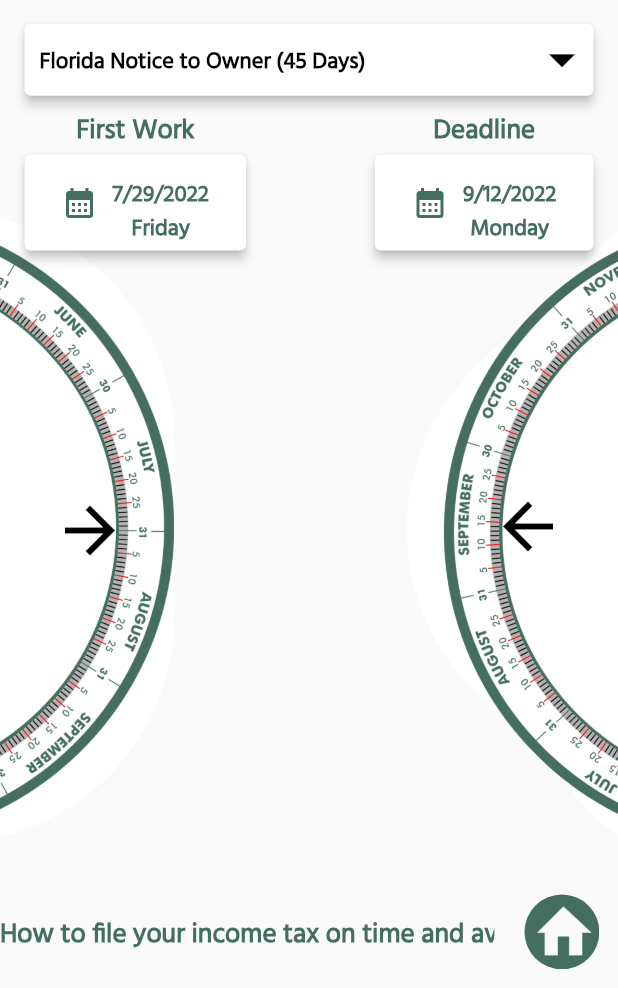
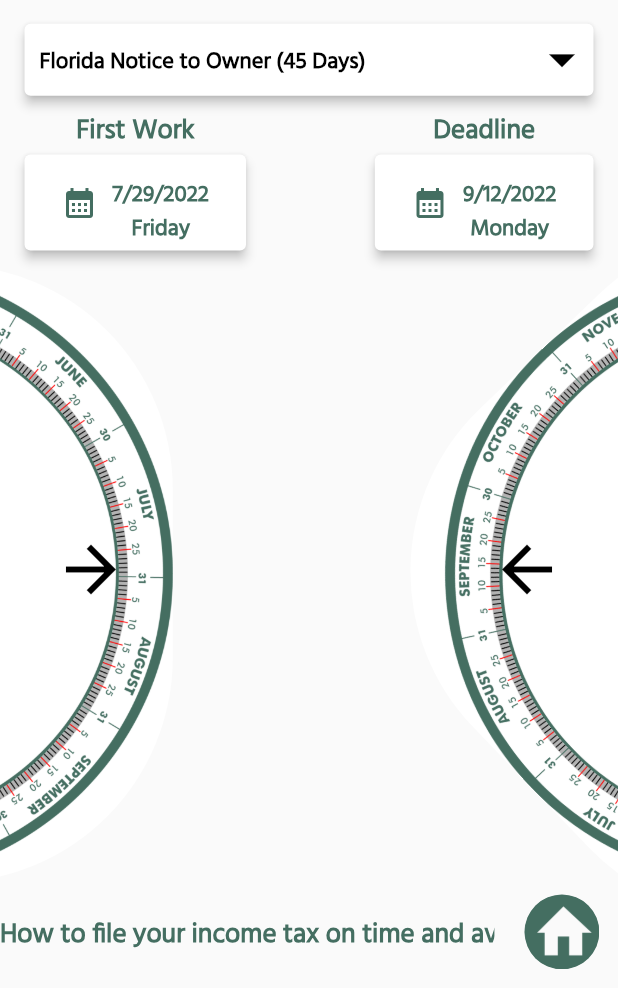
Before and after one commit to HarendraSinghChaudhary/Calander, a Flutter app: the Calc_u_Lien screen opened directly, on a phone screen of 412 x 824 dp, the part 248-1236 px from its top. Run offline on Flutter 3.47's test engine with Material 2 defaults, Android fonts, the phone set to English and light mode, and no system bars; drawn by our look-alikes of text_scroll; our stand-ins replace email_validator, expandable, file_picker, flutter_svg, get, google_fonts and 3 more; missing offline and left inert: mime_type; accounts and stored records are empty.

Commit message:
Dynmaic frame for wheels

```diff
--- a/lib/Screens/Homenav/calc_u_lien/calc_u_lien.dart
+++ b/lib/Screens/Homenav/calc_u_lien/calc_u_lien.dart
@@ -161,6 +161,13 @@
                     children: [
                       InkWell(
                         onTap: () {
+                          List<String> dateArray = [];
+                          dateArray = _joningdate.split("/");
+                          String month = dateArray[0];
+                          String day = dateArray[1];
+                          String year = dateArray[2];
+                          selectedDate = DateTime(int.parse(year),
+                              int.parse(month), int.parse(day));
                           _selectDate("startDate", context);
                         },
                         child: Column(
@@ -228,7 +235,17 @@
                           ),
                           InkWell(
                             onTap: () {
-                              _selectDate("startDate", context);
+                              print(
+                                  MediaQuery.of(context).size.height / 2.7762);
+                              List<String> dateArray = [];
+                              dateArray = _enddate.split("/");
+                              String month = dateArray[0];
+                              String day = dateArray[1];
+                              String year = dateArray[2];
+                              selectedDate = DateTime(int.parse(year),
+                                  int.parse(month), int.parse(day));
+                              print("_enddate  $_enddate");
+                              //  _selectDate("startDate", context);
                             },
                             child: Card(
                               elevation: 3,
@@ -294,12 +311,12 @@
   }
 
   Widget leftArrow() {
-    return const Positioned(
-      top: 469,
-      left: 10,
+    return Positioned(
+      top: (MediaQuery.of(context).size.height / 2.411) * 1.451428571428571,
+      left: (MediaQuery.of(context).size.height / 2.7762) * 0.038894736842106,
       child: SizedBox(
-        width: 100,
-        height: 100,
+        width: (MediaQuery.of(context).size.height / 2) * 0.238095238095238,
+        height: (MediaQuery.of(context).size.height / 2) * 0.238095238095238,
         child: Icon(
           Icons.arrow_forward,
           size: 50,
@@ -310,12 +327,12 @@
   }
 
   Widget rightArrow() {
-    return const Positioned(
-      top: 466,
-      right: 10,
+    return Positioned(
+      top: (MediaQuery.of(context).size.height / 2.411) * 1.451428571428571,
+      right: (MediaQuery.of(context).size.height / 2.7762) * 0.038894736842106,
       child: SizedBox(
-        width: 100,
-        height: 100,
+        width: (MediaQuery.of(context).size.height / 2) * 0.238095238095238,
+        height: (MediaQuery.of(context).size.height / 2) * 0.238095238095238,
         child: Icon(
           Icons.arrow_back,
           size: 50,
@@ -327,13 +344,13 @@
 
   Widget leftWheel() {
     return Positioned(
-      top: 307,
-      left: -304,
+      top: (MediaQuery.of(context).size.height / 2.411),
+      left: -(MediaQuery.of(context).size.height / 2.7762),
       child: Transform.rotate(
         angle: _angle,
         child: Container(
-          width: 420,
-          height: 420,
+          width: MediaQuery.of(context).size.height / 2,
+          height: MediaQuery.of(context).size.height / 2,
           decoration: BoxDecoration(
             color: Colors.white,
             // shape: BoxShape.circle,
@@ -381,11 +398,11 @@
 
                       _oldAngle = _angle;
                       startdate = DateTime(staticdate.year, staticdate.month,
-                          staticdate.day + valueAnngle.toInt().abs() + 1);
+                          staticdate.day + valueAnngle.toInt().abs());
                       endDate = DateTime(
                           staticEnddate.year,
                           staticEnddate.month,
-                          staticEnddate.day + valueAnngle.toInt().abs() - 1);
+                          staticEnddate.day + valueAnngle.toInt().abs());
                       if (dropdownValue !=
                           "Florida Notice to Owner (45 Days)") {
                         endDate = DateTime(
@@ -542,13 +559,13 @@
 
   Widget rightWheel() {
     return Positioned(
-      top: 310,
-      right: -304,
+      top: (MediaQuery.of(context).size.height / 2.411),
+      right: -(MediaQuery.of(context).size.height / 2.7762),
       child: Transform.rotate(
         angle: _angle - daysFilter,
         child: Container(
-          width: 420,
-          height: 420,
+          width: MediaQuery.of(context).size.height / 2,
+          height: MediaQuery.of(context).size.height / 2,
           decoration: BoxDecoration(
             color: Colors.white,
             // shape: BoxShape.circle,
```
